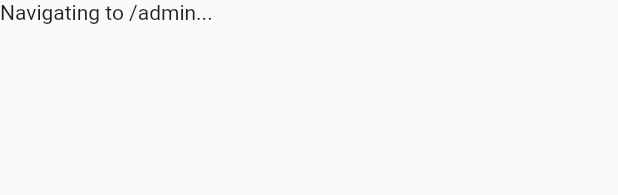
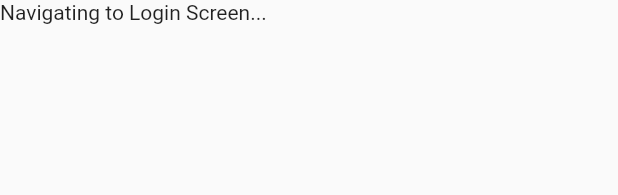
Before and after one commit to Iconica-Development/internal_training_system, a Flutter app: the LogoutScreen widget shown alone on an empty page, opened directly, on a phone screen of 412 x 824 dp. Shown: the top 195 px of the screen. Run offline on Flutter 3.47's test engine with Material 2 defaults, Android fonts, the phone set to English and light mode, and no system bars; our stand-ins replace cloud_firestore, file_picker, firebase_auth, firebase_core, firebase_storage, flutter_login and 2 more; accounts and stored records are empty; statements that could not run were skipped.

Commit message:
fix: fix existing logout link

```diff
--- a/lib/main.dart
+++ b/lib/main.dart
@@ -186,7 +186,7 @@ final GoRouter _router = GoRouter(
           path: '/create_training',
           pageBuilder: (context, state) => NoTransitionPage<void>(
             key: state.pageKey,
-            child: const LogoutScreen(),
+            child: const CreateTraining(),
           ),
         ),
         GoRoute(
--- a/lib/screens/logout_screen.dart
+++ b/lib/screens/logout_screen.dart
@@ -23,7 +23,7 @@ class _LogoutScreenState extends State<LogoutScreen> {
   @override
   Widget build(BuildContext context) {
     return Container(
-      child: Text('Navigating to /admin...'),
+      child: Text('Navigating to Login Screen...'),
     );
   }
 }
```
Also changed, not shown: lib/screens/Trainings/create_training_screen.dart (+7 -0 lines).
